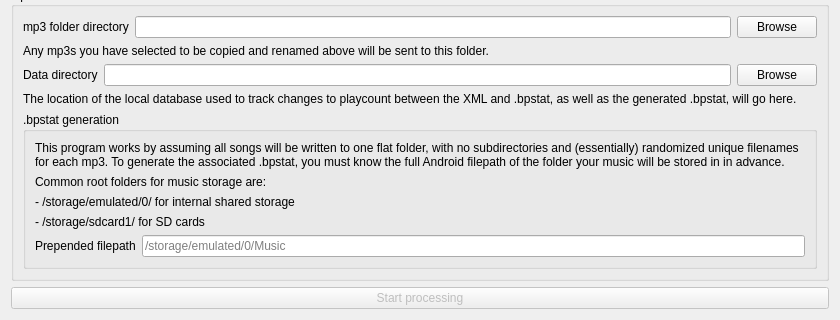
Qt form first_time.ui (lgactna/bpsync) before a commit; both pictures show x 0 to 840 and y 350 to 670 of the 840 by 670 pixel window.
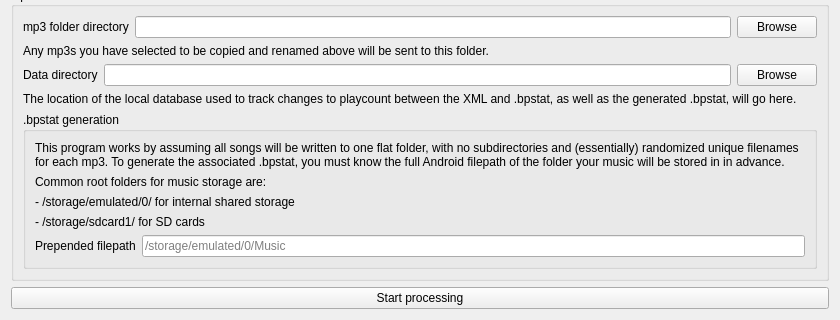
The same form after that commit. Custom widgets are drawn as their Qt base class.

Commit message: enable start button by default on first-time

The edit to the form file:
```diff
--- a/first_time.ui
+++ b/first_time.ui
@@ -271,7 +271,7 @@
    <item>
     <widget class="QPushButton" name="start_button">
      <property name="enabled">
-      <bool>false</bool>
+      <bool>true</bool>
      </property>
      <property name="text">
       <string>Start processing</string>
```
The commit also changes 1 other file.
